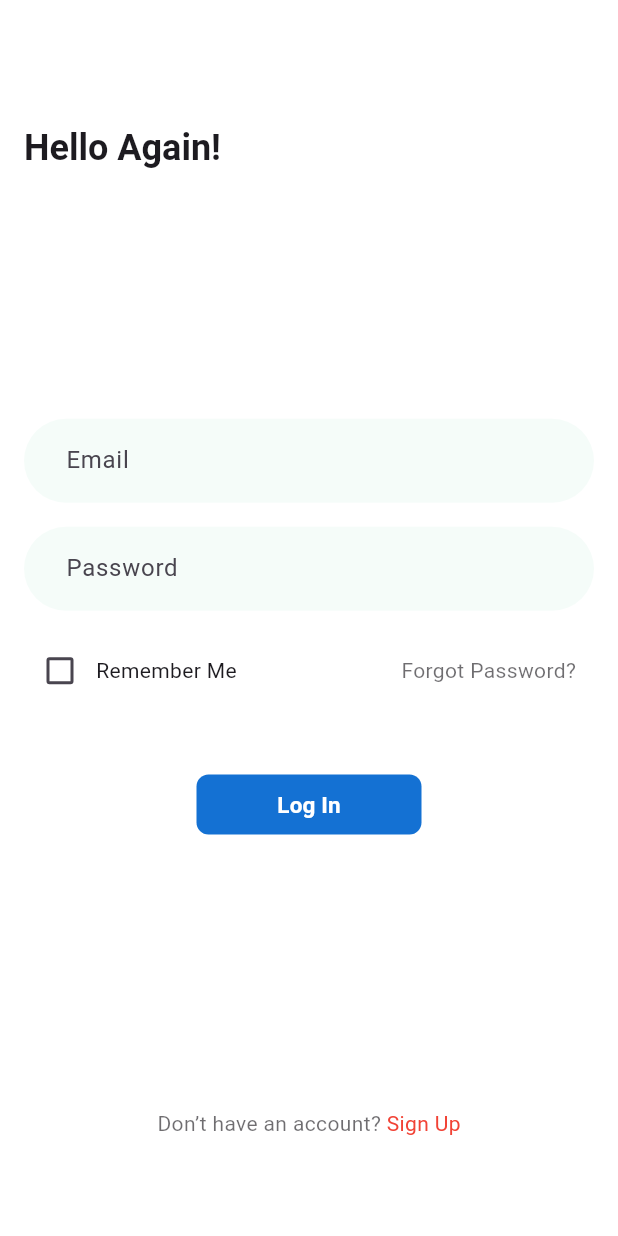
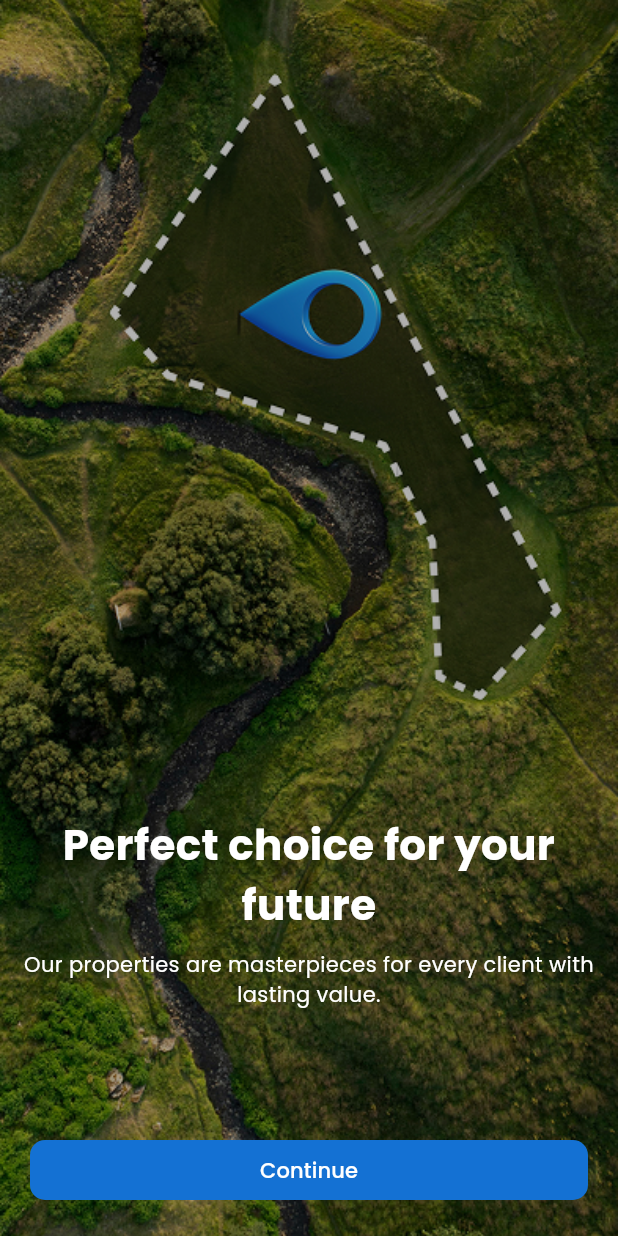
Before and after one commit to Harindu-Karunathilake/Easy-Idama, a Flutter app: the screen it shows after launch, on a phone screen of 412 x 824 dp. Run offline on Flutter 3.47's test engine with Material 3 defaults, Android fonts, the phone set to English and light mode, and no system bars.

Commit message:
landin-page frontend

```diff
--- a/lib/main.dart
+++ b/lib/main.dart
@@ -1,6 +1,6 @@
 import 'package:flutter/material.dart';
-import 'pages/signin.dart'; // Ensure this file is correctly located in the 'pages' folder
-
+ // Ensure this file is correctly located in the 'pages' folder
+import 'pages/landing.dart'; // Ensure this file is correctly located in the 'pages' folder
 void main() {
   runApp(const MyApp());
 }
@@ -13,7 +13,7 @@ class MyApp extends StatelessWidget {
     return MaterialApp(
       debugShowCheckedModeBanner: false,
       theme: ThemeData(fontFamily: 'Poppins'),
-      home: SignInScreen(), // Set SignInScreen as the home screen
+      home: SplashScreen(), // Set SignInScreen as the home screen
     );
   }
 }
--- /dev/null
+++ b/lib/pages/landing.dart
@@ -0,0 +1,98 @@
+import 'package:flutter/material.dart';
+import 'signin.dart';
+
+class SplashScreen extends StatefulWidget {
+  const SplashScreen({super.key});
+
+  @override
+  State<SplashScreen> createState() => _SplashScreenState();
+}
+
+class _SplashScreenState extends State<SplashScreen> {
+  int currentPage = 0;
+
+  @override
+  Widget build(BuildContext context) {
+    double screenHeight = MediaQuery.of(context).size.height; // Get screen height
+
+    return Scaffold(
+      body: Stack(
+        children: [
+          // Background Image
+          Positioned.fill(
+            child: Image.asset(
+              'assets/landing_background.jpg', // Replace with your image path
+              fit: BoxFit.cover,
+            ),
+          ),
+          // Semi-transparent overlay to improve text visibility
+          Positioned.fill(
+            child: Container(
+              color: Colors.black.withOpacity(0.3), // Dark overlay
+            ),
+          ),
+          // Foreground Content
+          SafeArea(
+            child: Column(
+              mainAxisAlignment: MainAxisAlignment.center,
+              children: [
+                const Spacer(),
+                SizedBox(height: screenHeight * 0.5), // Adjusted spacing
+                // Title Text
+                const Text(
+                  "Perfect choice for your future",
+                  textAlign: TextAlign.center,
+                  style: TextStyle(
+                    fontSize: 28,
+                    fontWeight: FontWeight.bold,
+                    color: Colors.white, // White color for better contrast
+                  ),
+                ),
+                const SizedBox(height: 10), // Space below text
+                // Subtitle Text
+                const Text(
+                  "Our properties are masterpieces for every client with lasting value.",
+                  textAlign: TextAlign.center,
+                  style: TextStyle(
+                    fontSize: 14,
+                    fontWeight: FontWeight.w300,
+                    color: Colors.white,
+                  ),
+                ),
+                const SizedBox(height: 20), // Additional spacing
+                const Spacer(),
+              ],
+            ),
+          ),
+          // Continue Button at the Bottom
+          Positioned(
+            bottom: 20, // Adjust margin from the bottom
+            left: 20, // Left padding
+            right: 20, // Right padding
+            child: ElevatedButton(
+              onPressed: () {
+                // Navigate to the SignInScreen
+                Navigator.push(
+                  context,
+                  MaterialPageRoute(
+                    builder: (context) => const SignInScreen(),
+                  ),
+                );
+              },
+              style: ElevatedButton.styleFrom(
+                elevation: 0,
+                backgroundColor: const Color(0xFF1471D3),
+                foregroundColor: Colors.white,
+                minimumSize: const Size(double.infinity, 40),
+                shape: const RoundedRectangleBorder(
+                  borderRadius: BorderRadius.all(Radius.circular(10)),
+                ),
+              ),
+              child: const Text("Continue"),
+            ),
+          ),
+        ],
+      ),
+    );
+  }
+}
```
Also changed, not shown: pubspec.yaml (+14 -11 lines), assets/landing_background.jpg (added), pubspec.lock.
